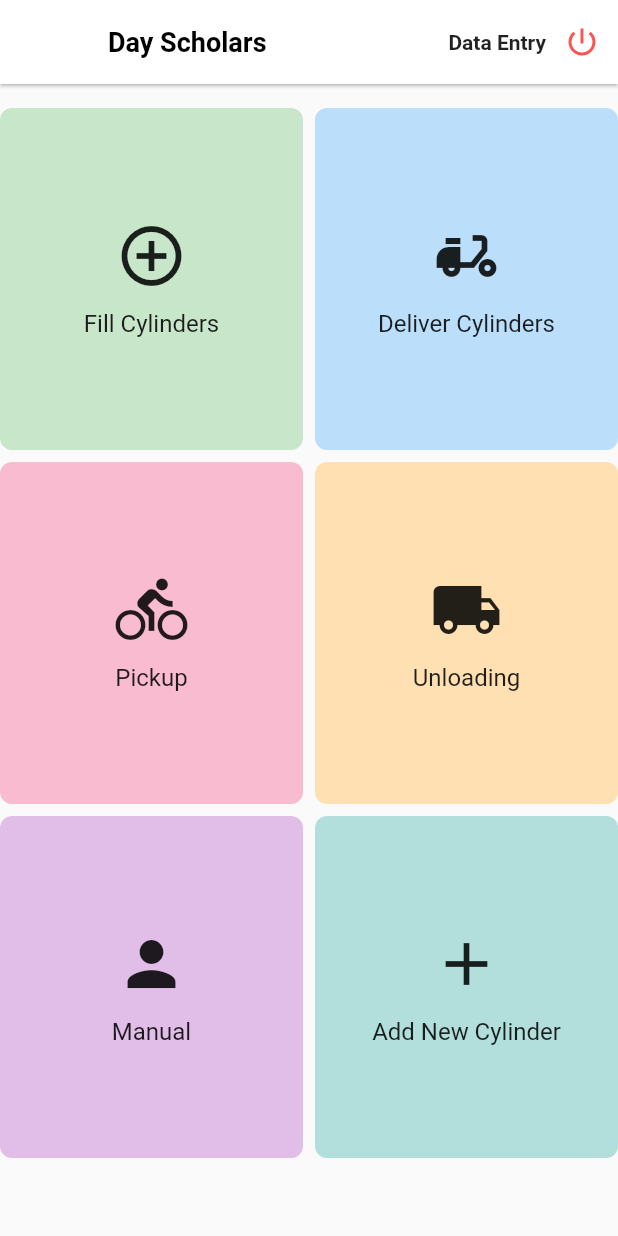
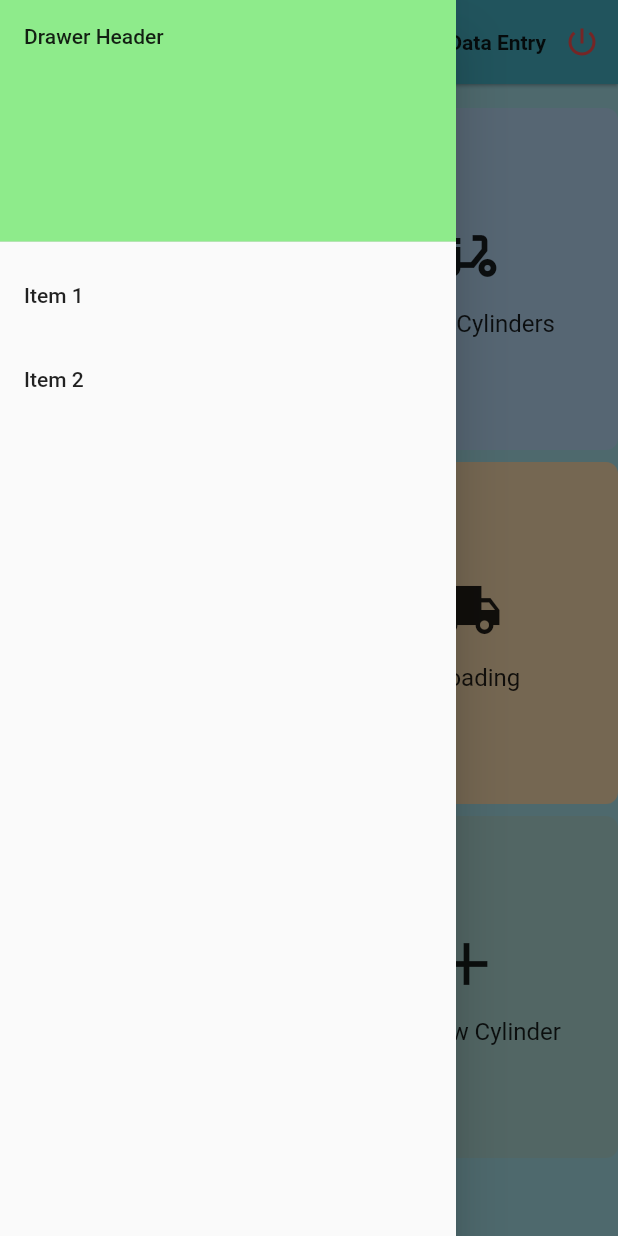
Before and after one commit to Sufiyankallada/flutterapp, a Flutter app: the HomePage screen opened directly with empty values, with the side drawer open (before the commit the screen has no drawer), on a phone screen of 412 x 824 dp. Run offline on Flutter 3.47's test engine with Material 2 defaults, Android fonts, the phone set to English and light mode, and no system bars; our stand-ins replace flutter_typeahead, fluttertoast; missing offline and left inert: flutter_beep, qr_code_scanner.

Commit message:
drawer_1.0

```diff
--- /dev/null
+++ b/lib/Drawer1.dart
@@ -0,0 +1,35 @@
+import 'package:flutter/material.dart';
+
+Drawer buildDrawer(BuildContext context) {
+  return Drawer(
+    // Add a ListView to the drawer. This ensures the user can scroll
+    // through the options in the drawer if there isn't enough vertical
+    // space to fit everything.
+    child: ListView(
+      // Important: Remove any padding from the ListView.
+      padding: EdgeInsets.zero,
+      children: [
+        const DrawerHeader(
+          decoration: BoxDecoration(
+            color: Color.fromARGB(255, 142, 235, 139),
+          ),
+          child: Text('Drawer Header'),
+        ),
+        ListTile(
+          title: const Text('Item 1'),
+          onTap: () {
+            // Update the state of the app.
+            // ...
+          },
+        ),
+        ListTile(
+          title: const Text('Item 2'),
+          onTap: () {
+            // Update the state of the app.
+            // ...
+          },
+        ),
+      ],
+    ),
+  );
+}
--- a/lib/homepage.dart
+++ b/lib/homepage.dart
@@ -1,6 +1,7 @@
 import 'package:flutter/material.dart';
 import "package:oru_app/fillcylinders.dart";
 import 'package:oru_app/reusables.dart';
+import 'package:oru_app/Drawer1.dart';
 
 class HomePage extends StatefulWidget {
   String access_token;
@@ -20,8 +21,10 @@ class _HomePageState extends State<HomePage> {
     final double itemHeight = (size.height - kToolbarHeight - 24) / 3.2;
     final double itemWidth = size.width / 2;
     return Scaffold(
+      backgroundColor: Color.fromARGB(255, 170, 229, 238),
       appBar: AppBar(
         elevation: 0.9,
+        backgroundColor: Color.fromARGB(255, 73, 183, 202),
         title: const Text('Day Scholars',
             style: TextStyle(
                 color: Colors.black,
@@ -104,6 +107,7 @@ class _HomePageState extends State<HomePage> {
           ),
         ],
       ),
+      drawer: buildDrawer(context),
     );
   }
 }
```
